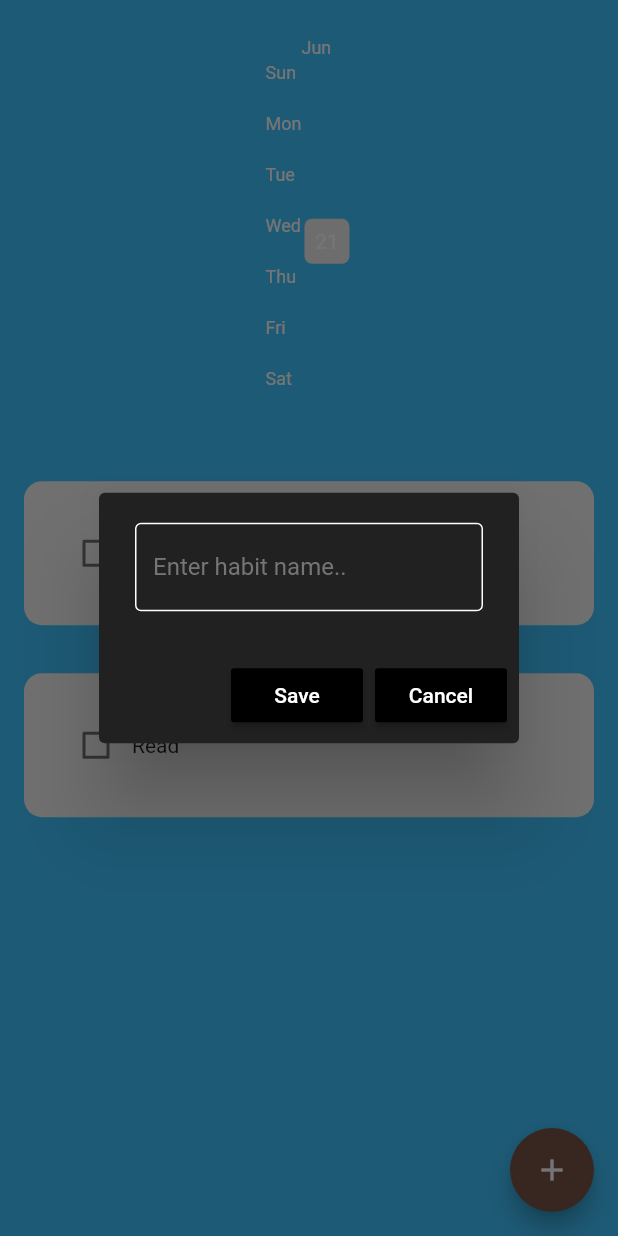
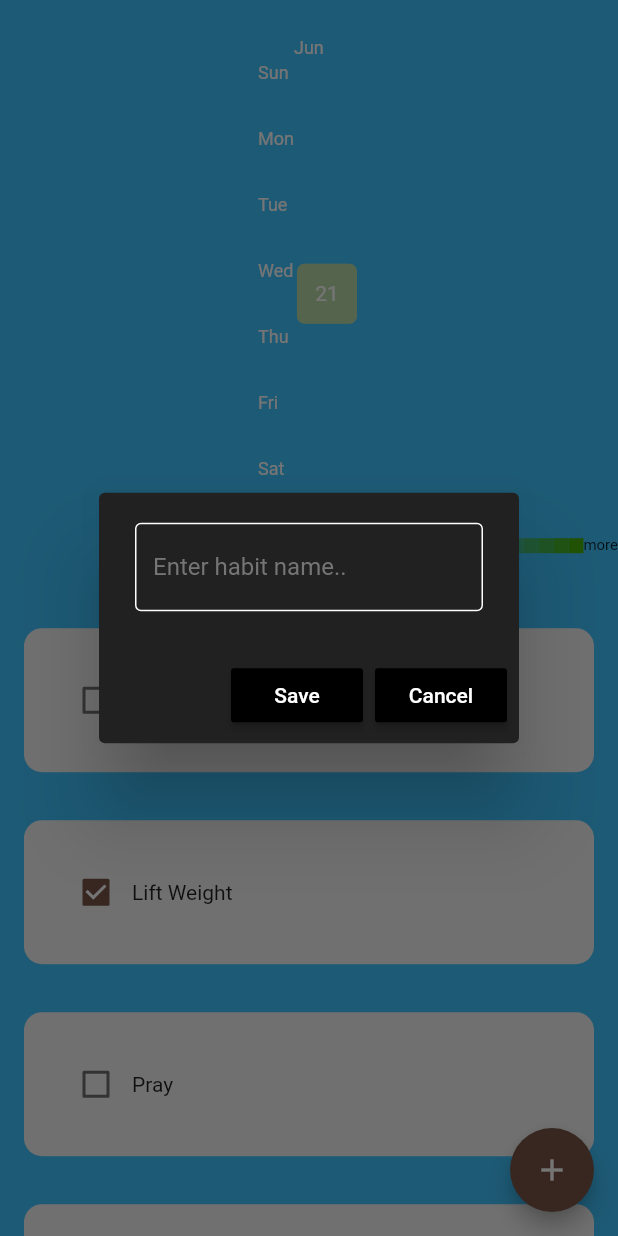
Before and after one commit to Oguzhantekin/3311456_183311060, a Flutter app: the HabitScreen screen opened by its route, after a tap on the "add" icon, on a phone screen of 412 x 824 dp. Run offline on Flutter 3.47's test engine with Material 2 defaults, Android fonts, the light colour scheme and no system bars; drawn by our look-alikes of flutter_heatmap_calendar, flutter_slidable; our stand-ins replace audioplayers, cloud_firestore, dropdown_button2, firebase_auth, firebase_core, fluttertoast and 1 more; missing offline and left inert: chat_gpt_sdk; accounts and stored records are empty; statements that could not run were skipped.

Commit message:
Last checks

```diff
--- a/lib/data/habit_database.dart
+++ b/lib/data/habit_database.dart
@@ -12,8 +12,11 @@ class HabitDatabase {
   // create initial default data
   void createDefaultData() {
     todaysHabitList = [
-      ["Run", false],
-      ["Read", false],
+      ["Learn Fluter",false],
+      ["Lift Weight", true],
+      ["Pray", false],
+      ["Eat",true],
+      ["Sleep",false],
     ];
 
     _myBox.put("START_DATE", todaysDateFormatted());
--- a/lib/utils/month_summary.dart
+++ b/lib/utils/month_summary.dart
@@ -23,26 +23,26 @@ class MonthlySummary extends StatelessWidget {
         colorMode: ColorMode.color,
         defaultColor: Colors.grey[200],
         textColor: Colors.white,
-        showColorTip: false,
+        showColorTip: true,
         showText: true,
         scrollable: true,
-        size: 30,
+        size: 40,
         colorsets: const {
-          1: Color.fromARGB(20, 2, 179, 8),
-          2: Color.fromARGB(40, 2, 179, 8),
-          3: Color.fromARGB(60, 2, 179, 8),
-          4: Color.fromARGB(80, 2, 179, 8),
-          5: Color.fromARGB(100, 2, 179, 8),
-          6: Color.fromARGB(120, 2, 179, 8),
-          7: Color.fromARGB(150, 2, 179, 8),
-          8: Color.fromARGB(180, 2, 179, 8),
-          9: Color.fromARGB(220, 2, 179, 8),
-          10: Color.fromARGB(255, 2, 179, 8),
+          1: Color.fromARGB(20, 70, 179, 8),
+          2: Color.fromARGB(40, 70, 179, 8),
+          3: Color.fromARGB(60, 70, 179, 8),
+          4: Color.fromARGB(80, 70, 179, 8),
+          5: Color.fromARGB(100, 70, 179, 8),
+          6: Color.fromARGB(120, 70, 179, 8),
+          7: Color.fromARGB(150, 70, 179, 8),
+          8: Color.fromARGB(180, 70, 179, 8),
+          9: Color.fromARGB(220, 70, 179, 8),
+          10: Color.fromARGB(255, 70, 179, 8),
         },
-        onClick: (value) {
-          ScaffoldMessenger.of(context)
-              .showSnackBar(SnackBar(content: Text(value.toString())));
-        },
+       // onClick: (value) {
+        //  ScaffoldMessenger.of(context)
+          //    .showSnackBar(SnackBar(content: Text(value.toString())));
+        //},
       ),
     );
   }
--- a/lib/views/categories.dart
+++ b/lib/views/categories.dart
@@ -1,14 +1,14 @@
 import 'package:flutter/material.dart';
 import '../widgets/rounded_button.dart';
 
-class Groceries extends StatefulWidget {
-  const Groceries({Key? key}) : super(key: key);
+class Catagories extends StatefulWidget {
+  const Catagories({Key? key}) : super(key: key);
 
   @override
-  State<Groceries> createState() => _GroceriesState();
+  State<Catagories> createState() => _CatagoriesState();
 }
 
-class _GroceriesState extends State<Groceries> {
+class _CatagoriesState extends State<Catagories> {
   @override
   Widget build(BuildContext context) {
     return  Padding(
--- a/lib/views/home.dart
+++ b/lib/views/home.dart
@@ -82,7 +82,7 @@ class _HomeScreenState extends State<HomeScreen> {
             child: Tasks(),
           ),
           Center(
-            child: Groceries(),
+            child: Catagories(),
           ),
         ],
       ),
--- a/lib/widgets/habit_tile.dart
+++ b/lib/widgets/habit_tile.dart
@@ -29,7 +29,7 @@ class HabitTile extends StatelessWidget {
             SlidableAction(
               onPressed: settingsTapped,
               backgroundColor: Colors.grey.shade800,
-              icon: Icons.settings,
+              icon: Icons.edit,
               borderRadius: BorderRadius.circular(12),
             ),
 
```
